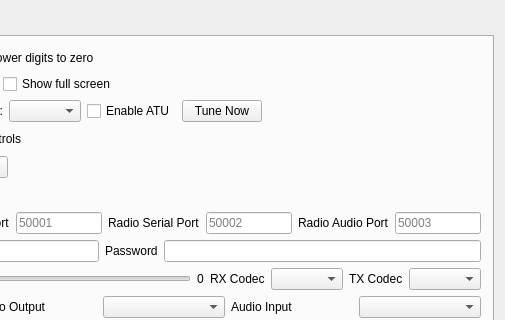
adecarolis/wfweb, file wfmain.ui: the form before one commit; both pictures show x 305 to 810 and y 0 to 320 of the 810 by 582 pixel window.
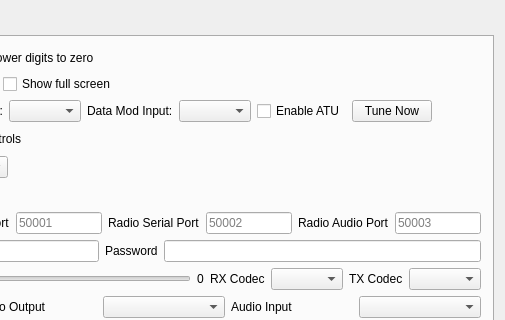
The form after the commit. Custom widgets are drawn as their Qt base class.

Commit message:
We can now set the modulation input and read the modulation input for both data on and data off.
Next step is to change the "Mic" slider to adjust whatever input is
selected.

Patch:
```diff
--- a/wfmain.ui
+++ b/wfmain.ui
@@ -1511,6 +1511,16 @@
           <item>
            <widget class="QComboBox" name="modInputCombo"/>
           </item>
+          <item>
+           <widget class="QLabel" name="label_29">
+            <property name="text">
+             <string>Data Mod Input:</string>
+            </property>
+           </widget>
+          </item>
+          <item>
+           <widget class="QComboBox" name="modInputDataCombo"/>
+          </item>
           <item>
            <widget class="QCheckBox" name="tuneEnableChk">
             <property name="text">
```
The commit also changes 5 other files.
